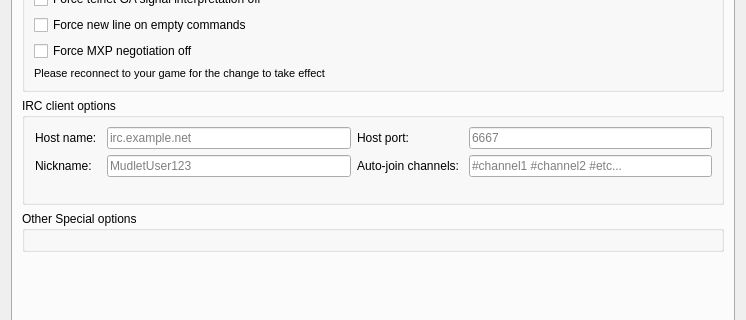
Old version of the form src/ui/profile_preferences.ui in the repository Mudlet/Mudlet; both pictures show x 0 to 746 and y 112 to 432 of the 746 by 685 pixel window.
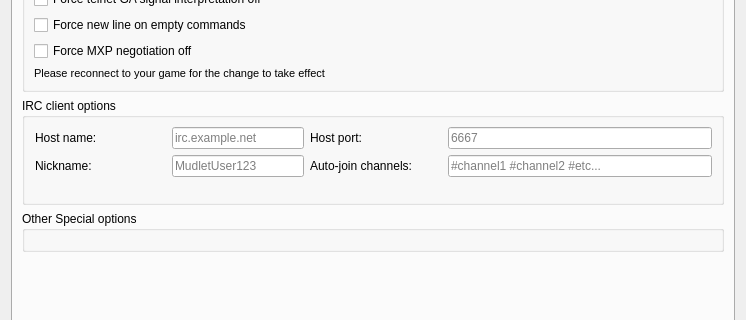
New version of the form. The open tabs and pages were chosen to show the change. Icons and pictures are not drawn. Custom widgets are drawn as their Qt base class.

Commit message: Added proper stretching

The edit to the form file:
```diff
--- a/src/ui/profile_preferences.ui
+++ b/src/ui/profile_preferences.ui
@@ -2158,7 +2158,7 @@
          <property name="title">
           <string>IRC client options</string>
          </property>
-         <layout class="QGridLayout" name="gridLayout_28">
+         <layout class="QGridLayout" name="gridLayout_28" rowstretch="0,0,0,0" columnstretch="1,1,1,2">
           <item row="0" column="0">
            <widget class="QWidget" name="ircHostNameWidget" native="true">
             <layout class="QHBoxLayout" name="horizontalLayout_13">
```
